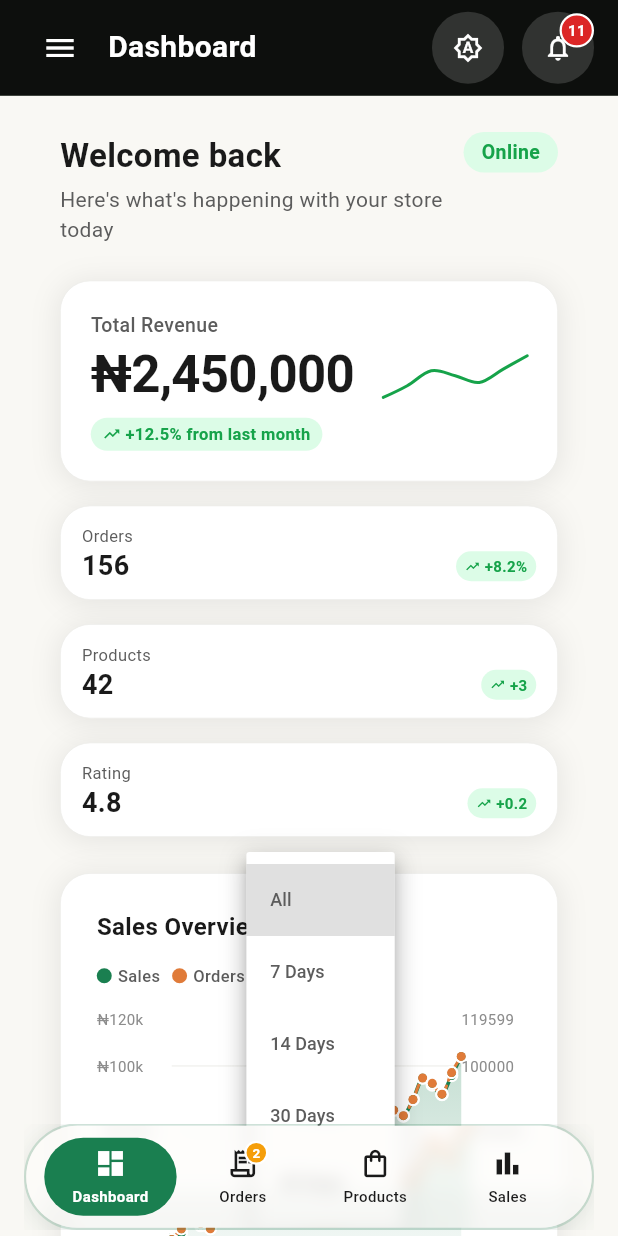
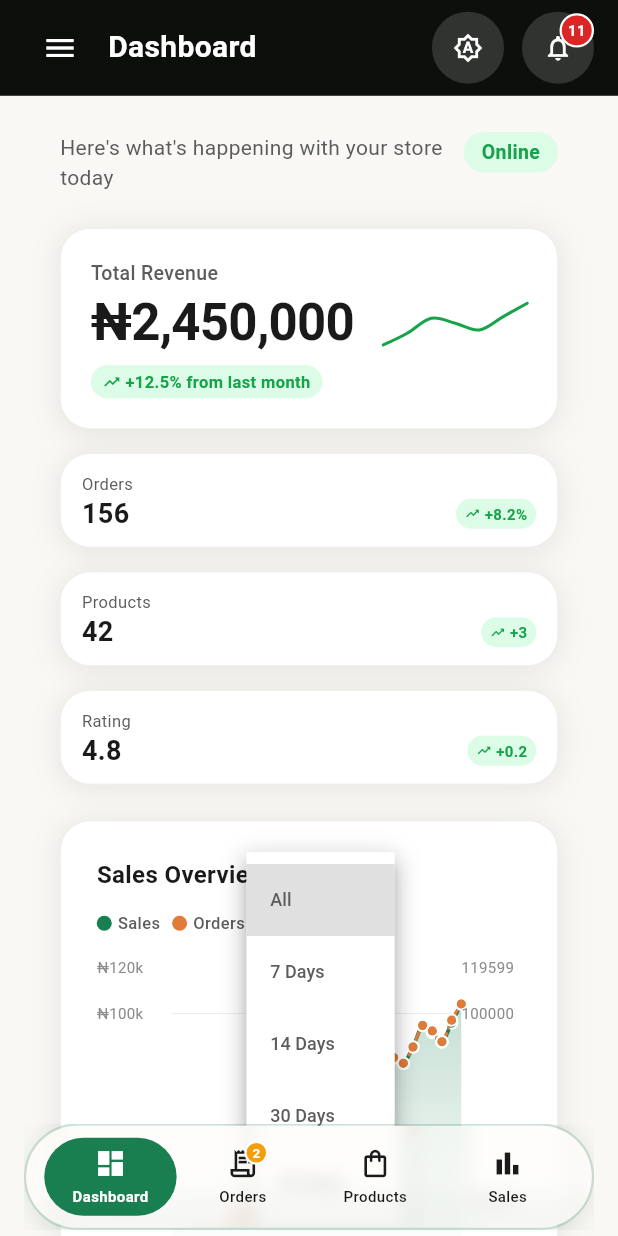
Before and after one commit to Delian21/growbox-vendor, a Flutter app: the MainLayout screen opened directly with empty values, after a tap on "All", on a phone screen of 412 x 824 dp. Run offline on Flutter 3.47's test engine with Material 3 defaults, Android fonts, the phone set to English and light mode, and no system bars; drawn by our look-alikes of fl_chart; our stand-ins replace flutter_staggered_animations, go_router, image_picker, shared_preferences; accounts and stored records are empty.

Commit message:
Drop the 'Welcome back' title from the dashboard, keeping the status line so the page opens with context instead of a greeting
🤖 Generated with Codebuff
Co-Authored-By: Codebuff <noreply@codebuff.com>

```diff
--- a/lib/features/dashboard/dashboard_screen.dart
+++ b/lib/features/dashboard/dashboard_screen.dart
@@ -130,8 +130,8 @@ class _DashboardScreenState extends State<DashboardScreen> {
                 ),
               ),
               children: [
-                // ── Row 1: Welcome ──
-                _buildWelcomeHeader(context, isDark),
+                // ── Row 1: Subtitle (welcome title removed) ──
+                _buildSubtitleHeader(context, isDark),
                 const SizedBox(height: AppDimensions.xl),
 
                 // ── Row 2: Stats — 4-card bento grid ──
@@ -159,32 +159,18 @@ class _DashboardScreenState extends State<DashboardScreen> {
     if (mounted) setState(() => _isRefreshing = false);
   }
 
-  // ── WELCOME HEADER ──
-  Widget _buildWelcomeHeader(BuildContext context, bool isDark) {
+  // ── SUBTITLE HEADER — status line above the stats (welcome title removed) ──
+  Widget _buildSubtitleHeader(BuildContext context, bool isDark) {
     return Row(
       crossAxisAlignment: CrossAxisAlignment.start,
       children: [
         Expanded(
-          child: Column(
-            crossAxisAlignment: CrossAxisAlignment.start,
-            children: [
-              Text(
-                'Welcome back',
-                style: TextStyle(
-                  fontSize: 22,
-                  fontWeight: FontWeight.w700,
-                  color: isDark ? AppColors.darkTextPrimary : AppColors.textPrimary,
-                ),
-              ),
-              const SizedBox(height: 4),
-              Text(
-                "Here's what's happening with your store today",
-                style: TextStyle(
-                  fontSize: 14,
-                  color: isDark ? AppColors.darkTextSecondary : AppColors.textSecondary,
-                ),
-              ),
-            ],
+          child: Text(
+            "Here's what's happening with your store today",
+            style: TextStyle(
+              fontSize: 14,
+              color: isDark ? AppColors.darkTextSecondary : AppColors.textSecondary,
+            ),
           ),
         ),
         const GrowboxBadge(label: 'Online', backgroundColor: AppColors.successLight, textColor: AppColors.success),
```
